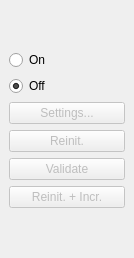
This is Code/GUI/lib/ManualSegmentationDockWidget.ui in gofigure2/GoFigure2 as Qt 5 draws it before an edit. The edited form follows.
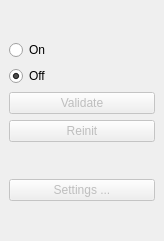
This is the edited form.

Commit message: BUG: due to connect QGoImageView3D was trying to render blank image before rendering any image. ENH: remove reinitialize and increment button. ENH: Sean has updated Copyright for installers (may have to add more coyright from external libraries for installers). ENH: move to my.cdash.org

The edit to the form file:
```diff
--- a/Code/GUI/lib/ManualSegmentationDockWidget.ui
+++ b/Code/GUI/lib/ManualSegmentationDockWidget.ui
@@ -6,14 +6,14 @@
    <rect>
     <x>0</x>
     <y>0</y>
-    <width>134</width>
-    <height>258</height>
+    <width>164</width>
+    <height>241</height>
    </rect>
   </property>
   <property name="minimumSize">
    <size>
-    <width>123</width>
-    <height>237</height>
+    <width>164</width>
+    <height>241</height>
    </size>
   </property>
   <property name="allowedAreas">
@@ -47,31 +47,8 @@
         </item>
        </layout>
       </item>
-      <item>
-       <widget class="QPushButton" name="SettingsBtn">
-        <property name="enabled">
-         <bool>false</bool>
-        </property>
-        <property name="text">
-         <string>Settings...</string>
-        </property>
-       </widget>
-      </item>
       <item>
        <layout class="QVBoxLayout" name="verticalLayout_2">
-        <item>
-         <widget class="QPushButton" name="ReinitializeBtn">
-          <property name="enabled">
-           <bool>false</bool>
-          </property>
-          <property name="text">
-           <string>Reinit.</string>
-          </property>
-          <property name="shortcut">
-           <string>Ctrl+R</string>
-          </property>
-         </widget>
-        </item>
         <item>
          <widget class="QPushButton" name="ValidateBtn">
           <property name="enabled">
@@ -86,12 +63,12 @@
          </widget>
         </item>
         <item>
-         <widget class="QPushButton" name="ReinitializeIncrementBtn">
+         <widget class="QPushButton" name="ReinitializeBtn">
           <property name="enabled">
            <bool>false</bool>
           </property>
           <property name="text">
-           <string>Reinit. + Incr.</string>
+           <string>Reinit</string>
           </property>
           <property name="shortcut">
            <string>Ctrl+I</string>
@@ -102,6 +79,19 @@
       </item>
      </layout>
     </item>
+    <item row="1" column="0">
+     <widget class="QPushButton" name="SettingsBtn">
+      <property name="enabled">
+       <bool>false</bool>
+      </property>
+      <property name="toolTip">
+       <string>Change Contour Settings</string>
+      </property>
+      <property name="text">
+       <string>Settings ...</string>
+      </property>
+     </widget>
+    </item>
    </layout>
   </widget>
  </widget>
```
Left out of the diff: 27 changed lines with no effect on the pictures. The commit also changes 9 other files.
